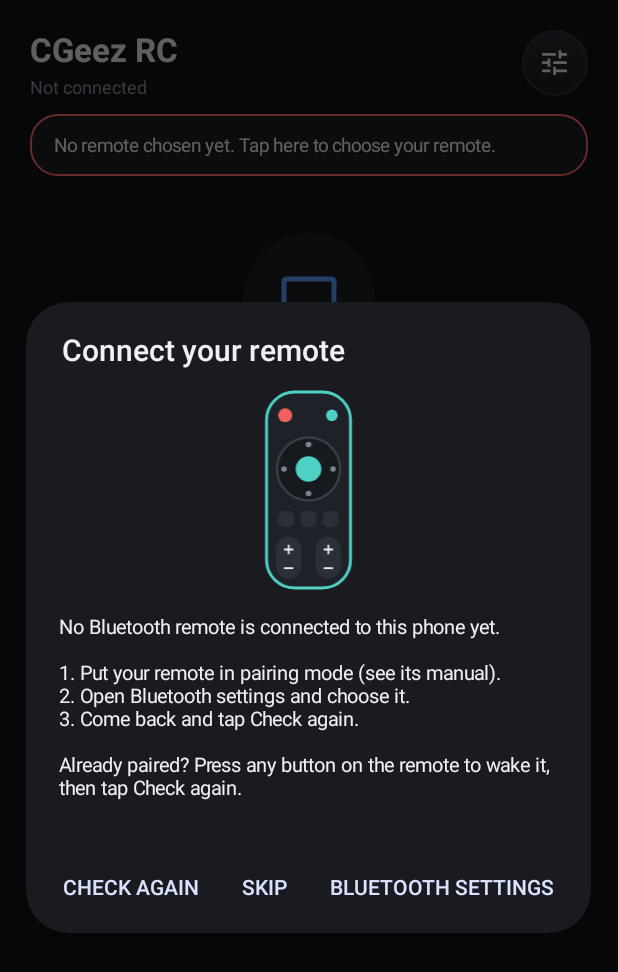
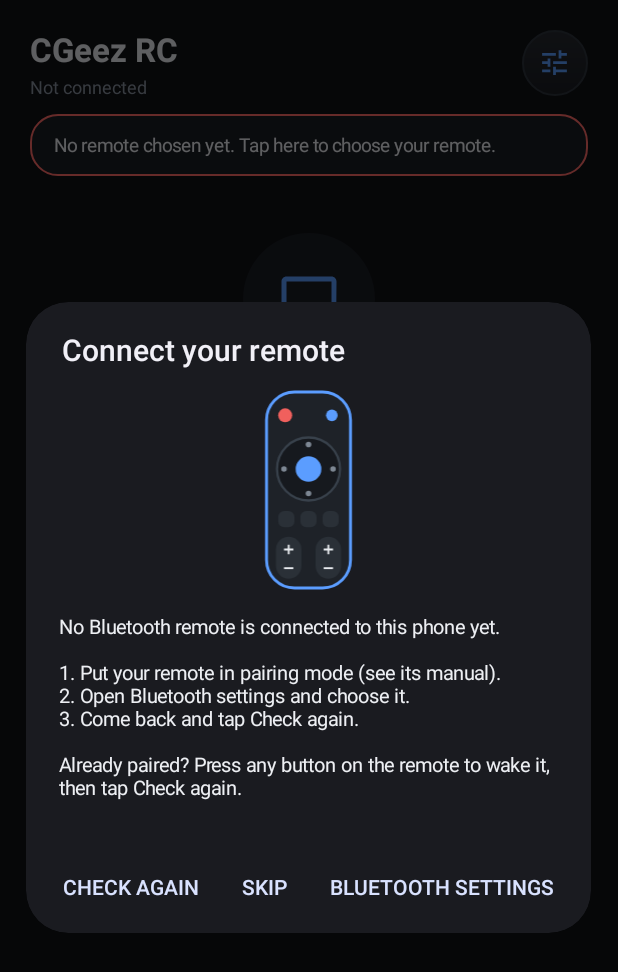
Before and after one commit to LP772286/CGeez-Remote-Control, an Android app: the screen it shows after launch (MainActivity), on a phone screen of 412 x 824 dp. Shown: the top 972 px of the screen. Run offline under Robolectric (Android 15) with nearby library versions, the phone set to English and light mode, and no system bars.

Commit message:
Pointer hold fix, themed icons, key capture fix

```diff
--- a/app/src/main/java/com/cgreez/remote/control/MainActivity.kt
+++ b/app/src/main/java/com/cgreez/remote/control/MainActivity.kt
@@ -183,7 +183,7 @@ class MainActivity : Activity(), TvHub.Listener {
         }
         if (c) setStatus("Connected  ·  ${TvHub.ip}", Pal.accent)
         muteIcon.setImageResource(if (TvHub.muted) R.drawable.ic_volume_off else R.drawable.ic_volume_up)
-        muteIcon.setColorFilter(if (TvHub.muted) Pal.danger else Pal.text)
+        muteIcon.setColorFilter(if (TvHub.muted) Pal.danger else Pal.accent)
         updateBanner()
 
         val remote = if (TvHub.remoteNames.isEmpty()) "not chosen yet" else TvHub.remoteNames.joinToString()
@@ -353,7 +353,7 @@ class MainActivity : Activity(), TvHub.Listener {
         statusView.maxLines = 2
         titleCol.addView(statusView, lp(WRAP, WRAP, 2))
         bar.addView(titleCol, LinearLayout.LayoutParams(0, WRAP, 1f))
-        bar.addView(iconButton(R.drawable.ic_tune, 44, 22, Pal.surface, Pal.text, "Settings") { openSettings() })
+        bar.addView(iconButton(R.drawable.ic_tune, 44, 22, Pal.surface, Pal.accent, "Settings") { openSettings() })
         main.addView(bar, lp(MATCH, WRAP, 0, 10))
 
         bannerView = TextView(this)
@@ -428,7 +428,7 @@ class MainActivity : Activity(), TvHub.Listener {
         col.orientation = LinearLayout.VERTICAL
         col.setPadding(0, dp(6), 0, dp(24))
 
-        val icon = Pal.text
+        val icon = Pal.accent
 
         // Power and mute
         val power = iconButton(R.drawable.ic_power, 54, 26, Pal.surface, Pal.danger, "Power") {
@@ -548,7 +548,7 @@ class MainActivity : Activity(), TvHub.Listener {
         pill.gravity = Gravity.CENTER_HORIZONTAL
         pill.background = roundRect(Pal.surface, dpf(36))
         fun half(res: Int, desc: String, act: () -> Unit): FrameLayout {
-            val b = iconButton(res, 54, 24, Color.TRANSPARENT, Pal.text, desc, hold = true, repeat = true, onPress = act)
+            val b = iconButton(res, 54, 24, Color.TRANSPARENT, Pal.accent, desc, hold = true, repeat = true, onPress = act)
             b.layoutParams = LinearLayout.LayoutParams(MATCH, 0, 1f)
             return b
         }
@@ -601,7 +601,7 @@ class MainActivity : Activity(), TvHub.Listener {
         val bar = LinearLayout(this)
         bar.orientation = LinearLayout.HORIZONTAL
         bar.gravity = Gravity.CENTER_VERTICAL
-        bar.addView(iconButton(R.drawable.ic_back, 44, 22, Pal.surface, Pal.text, "Close settings") { closeSettings() })
+        bar.addView(iconButton(R.drawable.ic_back, 44, 22, Pal.surface, Pal.accent, "Close settings") { closeSettings() })
         val t = label("Settings", 20f, Pal.text, true)
         val tp = LinearLayout.LayoutParams(WRAP, WRAP)
         tp.leftMargin = dp(14)
@@ -712,8 +712,8 @@ class MainActivity : Activity(), TvHub.Listener {
         )
         fun secs(ms: Int) = String.format(Locale.US, "%.2fs", ms / 1000f)
         val modeInfo = arrayOf(
-            "Sends OK again and again very fast while you hold, like a held key.",
-            "Presses and holds the TV's pointer click. Works when the TV cursor is on the item.",
+            "Sends OK again and again very fast while you hold. Can select things repeatedly.",
+            "Wakes the TV cursor and holds a pointer click. Best for opening long-press menus.",
             "A hold sends just one OK."
         )
         val modeDesc = label(modeInfo[TvHub.okHoldMode.coerceIn(0, 2)], 12f, Pal.muted)
--- a/app/src/main/java/com/cgreez/remote/control/TvClient.kt
+++ b/app/src/main/java/com/cgreez/remote/control/TvClient.kt
@@ -245,6 +245,12 @@ class TvClient(private val cb: Callback) {
         return p.send("type:move\ndx:0\ndy:0\ndown:${if (down) 1 else 0}\n\n")
     }
 
+    /** Moves the TV's pointer by (dx, dy); with [down] the pointer button is held while moving. */
+    fun pointerMove(dx: Int, dy: Int, down: Boolean): Boolean {
+        val p = ptr ?: return false
+        return p.send("type:move\ndx:$dx\ndy:$dy\ndown:${if (down) 1 else 0}\n\n")
+    }
+
     /** Shows a pop-up message on the TV screen. */
     fun toast(message: String, onResult: (Boolean, String) -> Unit) {
         request("system.notifications/createToast", JSONObject().put("message", message)) { p ->
--- a/app/src/main/res/drawable/img_remote.xml
+++ b/app/src/main/res/drawable/img_remote.xml
@@ -1,10 +1,10 @@
 <vector xmlns:android="http://schemas.android.com/apk/res/android"
     android:width="100dp" android:height="180dp" android:viewportWidth="100" android:viewportHeight="180">
-    <path android:pathData="M38,6 h24 a24,24 0 0 1 24,24 v120 a24,24 0 0 1 -24,24 h-24 a24,24 0 0 1 -24,-24 v-120 a24,24 0 0 1 24,-24 z" android:fillColor="#1E2228" android:strokeColor="#4FD1C5" android:strokeWidth="2.5" />
+    <path android:pathData="M38,6 h24 a24,24 0 0 1 24,24 v120 a24,24 0 0 1 -24,24 h-24 a24,24 0 0 1 -24,-24 v-120 a24,24 0 0 1 24,-24 z" android:fillColor="#1E2228" android:strokeColor="#5B9DFF" android:strokeWidth="2.5" />
     <path android:pathData="M30,26 m-6,0 a6,6 0 1,0 12,0 a6,6 0 1,0 -12,0" android:fillColor="#F0605D" />
-    <path android:pathData="M70,26 m-5,0 a5,5 0 1,0 10,0 a5,5 0 1,0 -10,0" android:fillColor="#4FD1C5" />
+    <path android:pathData="M70,26 m-5,0 a5,5 0 1,0 10,0 a5,5 0 1,0 -10,0" android:fillColor="#5B9DFF" />
     <path android:pathData="M50,72 m-27,0 a27,27 0 1,0 54,0 a27,27 0 1,0 -54,0" android:fillColor="#16191E" android:strokeColor="#38414B" android:strokeWidth="2" />
-    <path android:pathData="M50,72 m-11,0 a11,11 0 1,0 22,0 a11,11 0 1,0 -22,0" android:fillColor="#4FD1C5" />
+    <path android:pathData="M50,72 m-11,0 a11,11 0 1,0 22,0 a11,11 0 1,0 -22,0" android:fillColor="#5B9DFF" />
     <path android:pathData="M50,51 m-2.4,0 a2.4,2.4 0 1,0 4.8,0 a2.4,2.4 0 1,0 -4.8,0" android:fillColor="#7D8793" />
     <path android:pathData="M50,93 m-2.4,0 a2.4,2.4 0 1,0 4.8,0 a2.4,2.4 0 1,0 -4.8,0" android:fillColor="#7D8793" />
     <path android:pathData="M29,72 m-2.4,0 a2.4,2.4 0 1,0 4.8,0 a2.4,2.4 0 1,0 -4.8,0" android:fillColor="#7D8793" />
```
Also changed, not shown: app/src/main/java/com/cgreez/remote/control/TvHub.kt (+25 -6 lines).
